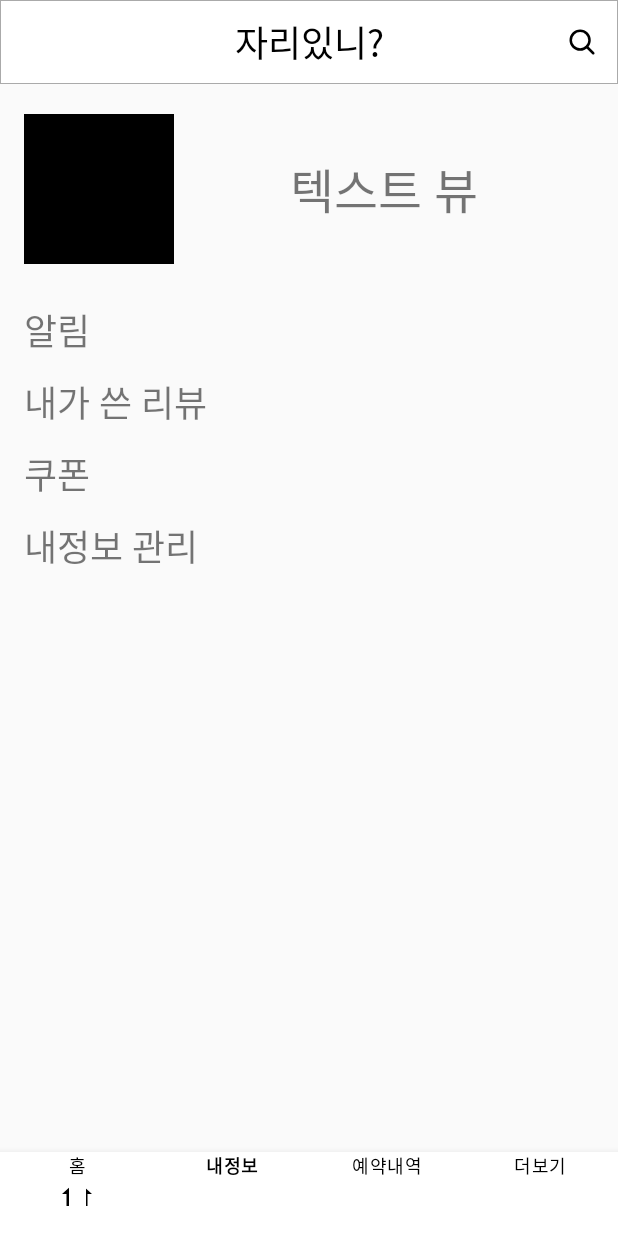
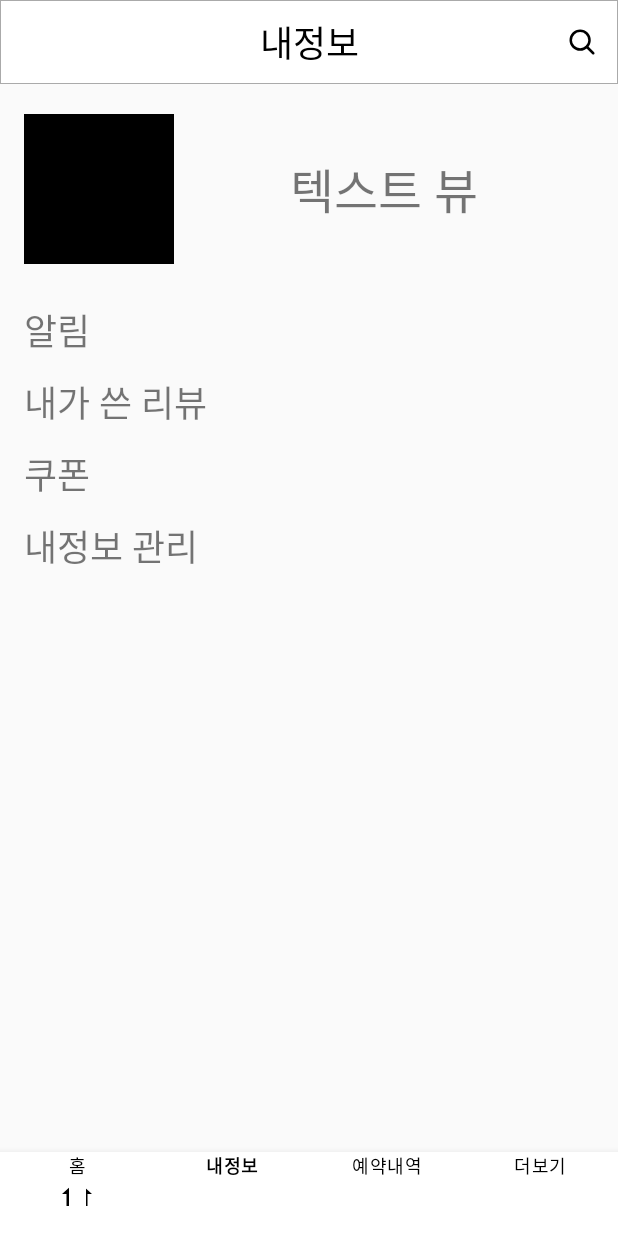
Before and after one commit to LeeJangHee/Jari, an Android app: the screen it shows after launch (MainActivity), item 2 of the bottom bar chosen, on a phone screen of 412 x 824 dp. Run offline under Robolectric (Android 15) with nearby library versions, the phone set to English and light mode, and no system bars.

Commit message:
Toolbar Change

```diff
--- a/app/src/main/AndroidManifest.xml
+++ b/app/src/main/AndroidManifest.xml
@@ -5,7 +5,7 @@
     <application
         android:allowBackup="true"
         android:icon="@mipmap/ic_launcher_new"
-        android:label="@string/actionTitle"
+        android:label="@string/app_name"
         android:roundIcon="@mipmap/ic_launcher_new_round"
         android:supportsRtl="true">
 
--- a/app/src/main/java/com/example/jari/Frag_toolbar.java
+++ /dev/null
@@ -1,31 +0,0 @@
-package com.example.jari;
-
-import android.os.Bundle;
-import android.view.LayoutInflater;
-import android.view.Menu;
-import android.view.MenuInflater;
-import android.view.View;
-import android.view.ViewGroup;
-
-import androidx.annotation.NonNull;
-import androidx.annotation.Nullable;
-import androidx.fragment.app.Fragment;
-
-public class Frag_toolbar extends Fragment {
-    View view;
-
-    @Nullable
-    @Override
-    public View onCreateView(@NonNull LayoutInflater inflater, @NonNull ViewGroup container,
-                             @NonNull Bundle saveInstanceState) {
-        view = (View) inflater.inflate(R.layout.activity_main, container, false);
-        setHasOptionsMenu(true);
-        return view;
-    }
-
-    @Override
-    public void onCreateOptionsMenu(@NonNull Menu menu, @NonNull MenuInflater inflater) {
-        inflater.inflate(R.menu.menu_main_toolbar, menu);
-        super.onCreateOptionsMenu(menu, inflater);
-    }
-}
--- a/app/src/main/java/com/example/jari/MainActivity.java
+++ b/app/src/main/java/com/example/jari/MainActivity.java
@@ -3,39 +3,46 @@ package com.example.jari;
 import android.os.Bundle;
 import android.view.Menu;
 import android.view.MenuItem;
+import android.widget.TextView;
 import android.widget.Toast;
+import androidx.appcompat.widget.Toolbar;
 
 import androidx.annotation.NonNull;
 import androidx.appcompat.app.AppCompatActivity;
 import androidx.appcompat.widget.SearchView;
-import androidx.core.view.MenuItemCompat;
 
 import com.google.android.material.bottomnavigation.BottomNavigationView;
 
 public class MainActivity extends AppCompatActivity {
-    private SearchView searchView;
+
     private BottomNavigationView bottomNavigationView;
 
     private Frag_home frag_home;
     private Frag_person frag_person;
     private Frag_booking frag_booking;
     private Frag_more frag_more;
-    private Frag_toolbar frag_toolbar;
 
     @Override
     protected void onCreate(Bundle savedInstanceState) {
 
         super.onCreate(savedInstanceState);
         setContentView(R.layout.activity_main);
+
+        Toolbar toolbar = (Toolbar)findViewById(R.id.main_toolbar);
+        toolbar.setTitle("");
+        setSupportActionBar(toolbar);
+
         bottomNavigationView = (BottomNavigationView) findViewById(R.id.bottomNaviView);
 
-        frag_toolbar = new Frag_toolbar();
         frag_home = new Frag_home();
         frag_person = new Frag_person();
         frag_booking = new Frag_booking();
         frag_more = new Frag_more();
 
         getSupportFragmentManager().beginTransaction().replace(R.id.main_layout, frag_home).commit();
+
+        final TextView toolbar_title = (TextView)findViewById(R.id.toolbar_title);
+        final String toolbarMain_title = toolbar_title.getText().toString();
 
         //하단 버튼 메뉴 Fragment
         bottomNavigationView.setOnNavigationItemSelectedListener(new BottomNavigationView.OnNavigationItemSelectedListener() {
@@ -45,21 +52,25 @@ public class MainActivity extends AppCompatActivity {
                     case R.id.action_home: {
                         getSupportFragmentManager().beginTransaction().replace(R.id.main_layout, frag_home)
                                 .commit();
+                        toolbar_title.setText(toolbarMain_title);
                         return true;
                     }
                     case R.id.action_person: {
                         getSupportFragmentManager().beginTransaction().replace(R.id.main_layout, frag_person)
                                 .commit();
+                        toolbar_title.setText(menuItem.getTitle());
                         return true;
                     }
                     case R.id.action_booking: {
                         getSupportFragmentManager().beginTransaction().replace(R.id.main_layout, frag_booking)
                                 .commit();
+                        toolbar_title.setText(menuItem.getTitle());
                         return true;
                     }
                     case R.id.action_more: {
                         getSupportFragmentManager().beginTransaction().replace(R.id.main_layout, frag_more)
                                 .commit();
+                        toolbar_title.setText(menuItem.getTitle());
                         return true;
                     }
                     default:
@@ -76,22 +87,22 @@ public class MainActivity extends AppCompatActivity {
     @Override //툴바 메뉴 이벤트
     public boolean onCreateOptionsMenu(Menu menu) {
         getMenuInflater().inflate(R.menu.menu_main_toolbar, menu);
-        MenuItem searchItem = menu.findItem(R.id.action_search);
-        searchView = (SearchView) MenuItemCompat.getActionView(searchItem);
-        searchView.setMaxWidth(Integer.MAX_VALUE);
-
-        searchView.setOnQueryTextListener(new SearchView.OnQueryTextListener() {
-            @Override
-            public boolean onQueryTextSubmit(String query) {
-                Toast.makeText(getApplicationContext(), "검색을 완료했습니다.", Toast.LENGTH_SHORT).show();
-                return false;
-            }
-
-            @Override
-            public boolean onQueryTextChange(String newText) {
-                return false;
-            }
-        });
+//        MenuItem searchItem = menu.findItem(R.id.action_search);
+//        searchView = (SearchView) MenuItemCompat.getActionView(searchItem);
+//        searchView.setMaxWidth(Integer.MAX_VALUE);
+//
+//        searchView.setOnQueryTextListener(new SearchView.OnQueryTextListener() {
+//            @Override
+//            public boolean onQueryTextSubmit(String query) {
+//                Toast.makeText(getApplicationContext(), "검색을 완료했습니다.", Toast.LENGTH_SHORT).show();
+//                return false;
+//            }
+//
+//            @Override
+//            public boolean onQueryTextChange(String newText) {
+//                return false;
+//            }
+//        });
         return true;
     }
 
@@ -99,7 +110,7 @@ public class MainActivity extends AppCompatActivity {
     public boolean onOptionsItemSelected(@NonNull MenuItem item) {
         switch (item.getItemId()) {
             case R.id.action_search :
-
+                Toast.makeText(this, "검색버튼을 눌렀습니다.", Toast.LENGTH_SHORT).show();
                 break;
         }
         return super.onOptionsItemSelected(item);
--- a/app/src/main/res/layout/activity_main.xml
+++ b/app/src/main/res/layout/activity_main.xml
@@ -16,10 +16,11 @@
         app:menu="@menu/menu_main_toolbar">
 
         <TextView
+            android:id="@+id/toolbar_title"
             android:layout_width="wrap_content"
             android:layout_height="wrap_content"
             android:layout_gravity="center"
-            android:text="자리있니?"
+            android:text="@string/app_name"
             android:textColor="@android:color/black"
             android:textSize="24sp" />
 
--- a/app/src/main/res/menu/menu.xml
+++ b/app/src/main/res/menu/menu.xml
@@ -4,23 +4,23 @@
         android:id="@+id/action_home"
         android:enabled="true"
         android:icon="@drawable/bottom_navi_homeicon"
-        android:title="홈" />
+        android:title="@string/home_title" />
 
     <item
         android:id="@+id/action_person"
         android:enabled="true"
         android:icon="@drawable/bottom_navi_personicon"
-        android:title="내정보" />
+        android:title="@string/person_title" />
 
     <item
         android:id="@+id/action_booking"
         android:enabled="true"
         android:icon="@drawable/bottom_navi_bookingicon"
-        android:title="예약내역" />
+        android:title="@string/booking_title" />
 
     <item
         android:id="@+id/action_more"
         android:enabled="true"
         android:icon="@drawable/ic_more_horiz_24px"
-        android:title="더보기" />
+        android:title="@string/more_title" />
 </menu>
--- a/app/src/main/res/menu/menu_main_toolbar.xml
+++ b/app/src/main/res/menu/menu_main_toolbar.xml
@@ -6,7 +6,7 @@
     <item
         android:id="@+id/action_search"
         android:icon="@drawable/ic_search_20px"
-        android:title="Search"
+        android:title="검색"
         app:showAsAction="always" />
 
 </menu>
--- a/app/src/main/res/values/strings.xml
+++ b/app/src/main/res/values/strings.xml
@@ -1,4 +1,7 @@
 <resources>
-    <string name="app_name">Jari</string>
-    <string name="actionTitle">자리있니?</string>
+    <string name="app_name">자리있니?</string>
+    <string name="home_title">홈</string>
+    <string name="person_title">내정보</string>
+    <string name="booking_title">예약내역</string>
+    <string name="more_title">더보기</string>
 </resources>
```
